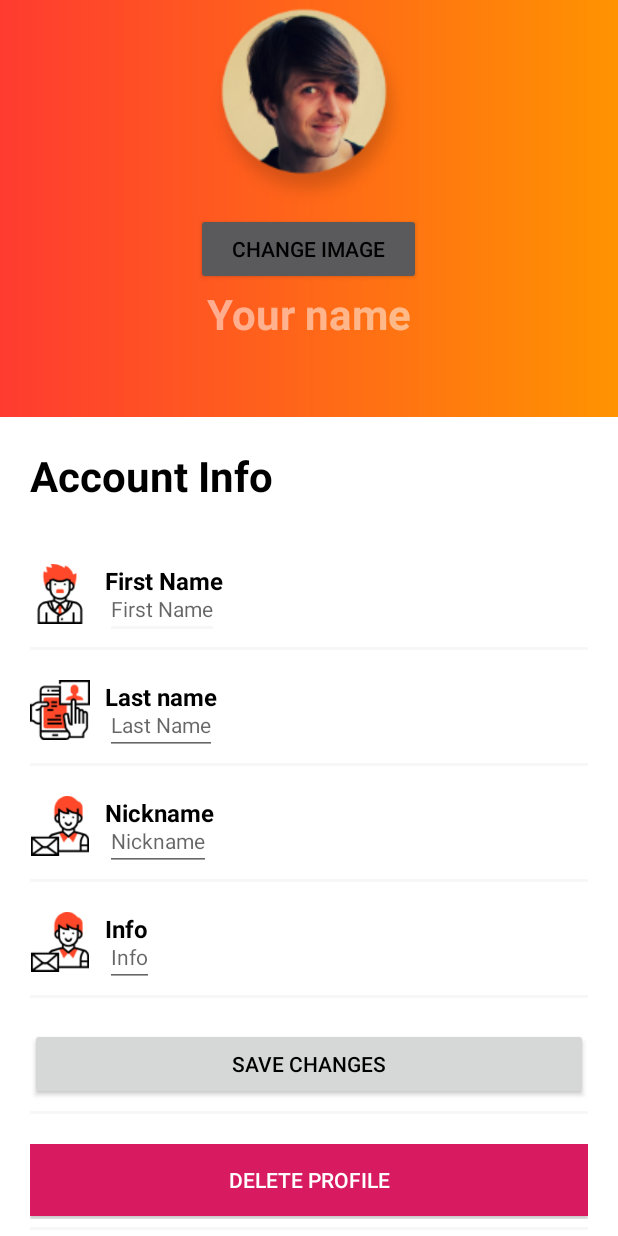
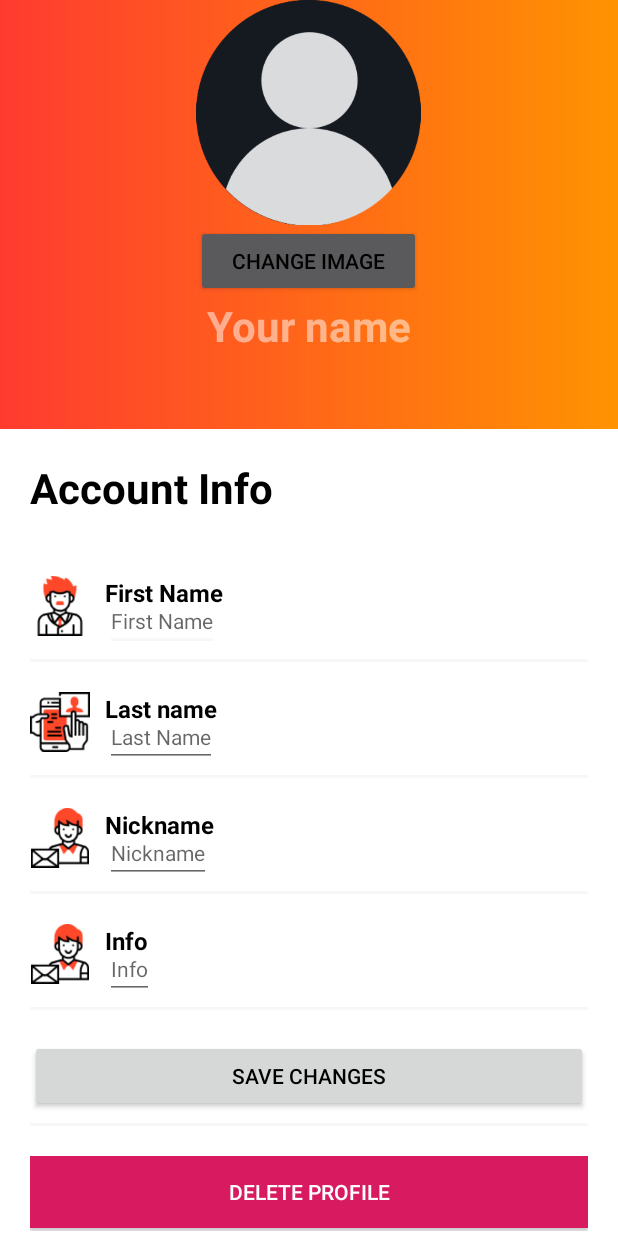
Before and after one commit to jesselindberg/friendify, an Android app: the ProfileActivity screen opened directly, with no data from a screen before it, on a phone screen of 412 x 824 dp. Run offline under Robolectric (Android 15) with nearby library versions, the phone set to English and light mode, and no system bars; our stand-ins replace Firebase (no records; nobody signed in at launch, a user with empty details on screens opened directly); libraries missing offline, so code that uses them is left out: com.facebook, com.facebook.login; 1 statement that could not run was skipped.

Commit message:
Change default profile image

```diff
--- a/Androiddatabaselocationtest/app/src/main/res/layout/activity_profile.xml
+++ b/Androiddatabaselocationtest/app/src/main/res/layout/activity_profile.xml
@@ -38,8 +38,8 @@
 
                 <ImageView
                     android:id="@+id/profileImage"
-                    android:layout_width="wrap_content"
-                    android:layout_height="wrap_content"
+                    android:layout_width="150dp"
+                    android:layout_height="150dp"
                     android:src="@drawable/profile_round" />
 
                 <Button
```
Also changed, not shown: Androiddatabaselocationtest/app/src/main/res/drawable/profile_round.png.
